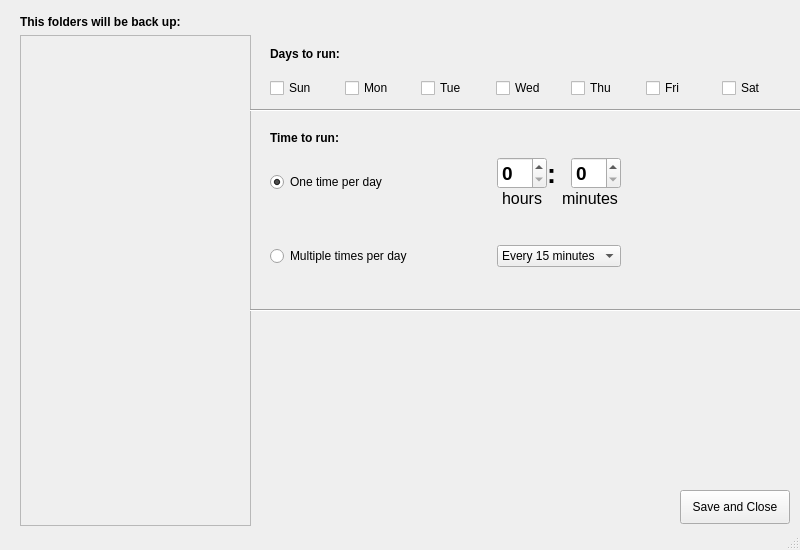
This is src/options.ui in GeovaneJefferson/timemachine as Qt 5 draws it before an edit. The edited form follows.
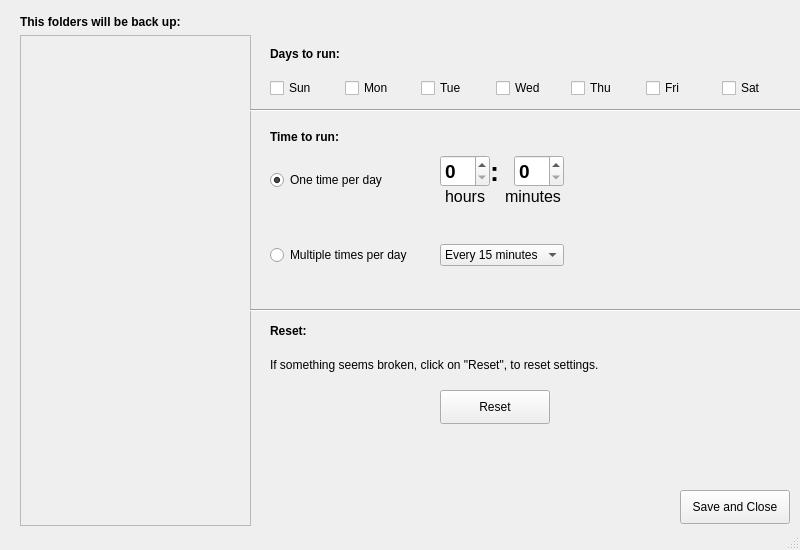
This is the edited form. Icons and pictures are not drawn.

```diff
--- a/src/options.ui
+++ b/src/options.ui
@@ -14,7 +14,7 @@
    <string>MainWindow</string>
   </property>
   <widget class="QWidget" name="centralwidget">
-   <widget class="QPushButton" name="button_save">
+   <widget class="QPushButton" name="btn_save">
     <property name="geometry">
      <rect>
       <x>680</x>
@@ -59,21 +59,34 @@
        </property>
       </widget>
      </item>
-     <item row="1" column="0">
-      <widget class="QRadioButton" name="one_time_mode">
-       <property name="enabled">
-        <bool>true</bool>
+     <item row="3" column="4">
+      <widget class="QLabel" name="label_10">
+       <property name="sizePolicy">
+        <sizepolicy hsizetype="Preferred" vsizetype="Preferred">
+         <horstretch>0</horstretch>
+         <verstretch>0</verstretch>
+        </sizepolicy>
        </property>
+       <property name="toolTip">
+        <string>&lt;html&gt;&lt;head/&gt;&lt;body&gt;&lt;p&gt;Back up will be execute every x minutes/hours.&lt;/p&gt;&lt;p&gt;This will produce a time folder inside the chose external location.&lt;/p&gt;&lt;p&gt;&lt;span style=&quot; font-style:italic;&quot;&gt;Fx: 12-12-12/10-15&lt;/span&gt;&lt;/p&gt;&lt;p&gt;10-15, is the time of the back up. (10:15)&lt;/p&gt;&lt;/body&gt;&lt;/html&gt;</string>
+       </property>
        <property name="text">
-        <string>One time per day</string>
+        <string>&lt;html&gt;&lt;head/&gt;&lt;body&gt;&lt;p&gt;&lt;img src=&quot;:/newPrefix/help.png&quot;/&gt;&lt;/p&gt;&lt;/body&gt;&lt;/html&gt;</string>
        </property>
-       <property name="checked">
-        <bool>true</bool>
+      </widget>
+     </item>
+     <item row="2" column="2">
+      <widget class="QLabel" name="label_6">
+       <property name="text">
+        <string/>
        </property>
       </widget>
      </item>
      <item row="3" column="2">
       <widget class="QComboBox" name="every_combox">
+       <property name="toolTip">
+        <string/>
+       </property>
        <property name="currentIndex">
         <number>0</number>
        </property>
@@ -177,8 +190,21 @@
        </item>
       </layout>
      </item>
-     <item row="2" column="2">
-      <widget class="QLabel" name="label_6">
+     <item row="1" column="0">
+      <widget class="QRadioButton" name="one_time_mode">
+       <property name="enabled">
+        <bool>true</bool>
+       </property>
+       <property name="text">
+        <string>One time per day</string>
+       </property>
+       <property name="checked">
+        <bool>true</bool>
+       </property>
+      </widget>
+     </item>
+     <item row="4" column="0">
+      <widget class="QLabel" name="label_9">
        <property name="text">
         <string/>
        </property>
@@ -191,13 +217,6 @@
        </property>
       </widget>
      </item>
-     <item row="4" column="0">
-      <widget class="QLabel" name="label_9">
-       <property name="text">
-        <string/>
-       </property>
-      </widget>
-     </item>
      <item row="1" column="1">
       <widget class="QLabel" name="label_12">
        <property name="enabled">
@@ -214,6 +233,35 @@
        </property>
       </widget>
      </item>
+     <item row="3" column="3">
+      <widget class="QLabel" name="label_11">
+       <property name="sizePolicy">
+        <sizepolicy hsizetype="Preferred" vsizetype="Preferred">
+         <horstretch>0</horstretch>
+         <verstretch>0</verstretch>
+        </sizepolicy>
+       </property>
+       <property name="text">
+        <string>&lt;html&gt;&lt;head/&gt;&lt;body&gt;&lt;p&gt;&lt;br/&gt;&lt;/p&gt;&lt;/body&gt;&lt;/html&gt;</string>
+       </property>
+      </widget>
+     </item>
+     <item row="1" column="4">
+      <widget class="QLabel" name="label_13">
+       <property name="sizePolicy">
+        <sizepolicy hsizetype="Preferred" vsizetype="Preferred">
+         <horstretch>0</horstretch>
+         <verstretch>0</verstretch>
+        </sizepolicy>
+       </property>
+       <property name="toolTip">
+        <string>&lt;html&gt;&lt;head/&gt;&lt;body&gt;&lt;p&gt;One single back up will be excute every selected day(s) and time.&lt;/p&gt;&lt;/body&gt;&lt;/html&gt;</string>
+       </property>
+       <property name="text">
+        <string>&lt;html&gt;&lt;head/&gt;&lt;body&gt;&lt;p&gt;&lt;img src=&quot;:/newPrefix/help.png&quot;/&gt;&lt;/p&gt;&lt;/body&gt;&lt;/html&gt;</string>
+       </property>
+      </widget>
+     </item>
     </layout>
    </widget>
    <widget class="QWidget" name="layoutWidget">
@@ -237,6 +285,9 @@
       <layout class="QHBoxLayout" name="horizontalLayout">
        <item>
         <widget class="QCheckBox" name="check_sun">
+         <property name="toolTip">
+          <string>Sunday</string>
+         </property>
          <property name="text">
           <string>Sun</string>
          </property>
@@ -244,6 +295,9 @@
        </item>
        <item>
         <widget class="QCheckBox" name="check_mon">
+         <property name="toolTip">
+          <string>Monday</string>
+         </property>
          <property name="text">
           <string>Mon</string>
          </property>
@@ -251,6 +305,9 @@
        </item>
        <item>
         <widget class="QCheckBox" name="check_tue">
+         <property name="toolTip">
+          <string>Tuesday</string>
+         </property>
          <property name="text">
           <string>Tue</string>
          </property>
@@ -258,6 +315,9 @@
        </item>
        <item>
         <widget class="QCheckBox" name="check_wed">
+         <property name="toolTip">
+          <string>Wednesday</string>
+         </property>
          <property name="text">
           <string>Wed</string>
          </property>
@@ -265,6 +325,9 @@
        </item>
        <item>
         <widget class="QCheckBox" name="check_thu">
+         <property name="toolTip">
+          <string>Thursday</string>
+         </property>
          <property name="text">
           <string>Thu</string>
          </property>
@@ -272,6 +335,9 @@
        </item>
        <item>
         <widget class="QCheckBox" name="check_fri">
+         <property name="toolTip">
+          <string>Friday</string>
+         </property>
          <property name="text">
           <string>Fri</string>
          </property>
@@ -279,6 +345,9 @@
        </item>
        <item>
         <widget class="QCheckBox" name="check_sat">
+         <property name="toolTip">
+          <string>Saturday</string>
+         </property>
          <property name="text">
           <string>Sat</string>
          </property>
@@ -353,6 +422,49 @@
      <enum>Qt::Horizontal</enum>
     </property>
    </widget>
+   <widget class="QWidget" name="layoutWidget_2">
+    <property name="geometry">
+     <rect>
+      <x>270</x>
+      <y>317</y>
+      <width>521</width>
+      <height>61</height>
+     </rect>
+    </property>
+    <layout class="QGridLayout" name="gridLayout_4">
+     <item row="0" column="0">
+      <widget class="QLabel" name="label_7">
+       <property name="text">
+        <string>&lt;html&gt;&lt;head/&gt;&lt;body&gt;&lt;p&gt;&lt;span style=&quot; font-weight:600;&quot;&gt;Reset:&lt;/span&gt;&lt;/p&gt;&lt;/body&gt;&lt;/html&gt;</string>
+       </property>
+      </widget>
+     </item>
+     <item row="1" column="0">
+      <layout class="QHBoxLayout" name="horizontalLayout_2">
+       <item>
+        <widget class="QLabel" name="label_8">
+         <property name="text">
+          <string>If something seems broken, click on &quot;Reset&quot;, to reset settings.</string>
+         </property>
+        </widget>
+       </item>
+      </layout>
+     </item>
+    </layout>
+   </widget>
+   <widget class="QPushButton" name="btn_fix">
+    <property name="geometry">
+     <rect>
+      <x>440</x>
+      <y>390</y>
+      <width>110</width>
+      <height>34</height>
+     </rect>
+    </property>
+    <property name="text">
+     <string>Reset</string>
+    </property>
+   </widget>
   </widget>
   <widget class="QStatusBar" name="statusbar"/>
  </widget>
```
Left out of the diff: 4 changed lines with no effect on the pictures.
